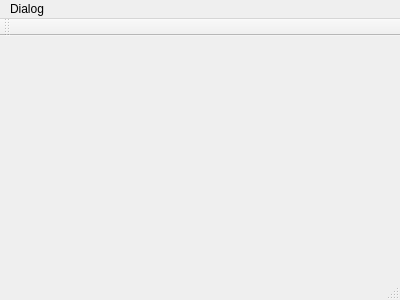
leejonggun/qt-work, file mainwindow.ui: the form before one commit.
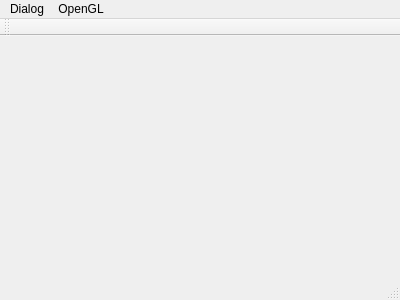
The form after the commit.

Commit message: add simple controller Window. TODO: impl Qt OpenGL window

Diff of the .ui file:
```diff
--- a/mainwindow.ui
+++ b/mainwindow.ui
@@ -30,7 +30,7 @@
      <x>0</x>
      <y>0</y>
      <width>400</width>
-     <height>25</height>
+     <height>22</height>
     </rect>
    </property>
    <widget class="QMenu" name="menuDialog">
@@ -40,7 +40,14 @@
     <addaction name="actionShow_sample_dialog"/>
     <addaction name="actionCreate_Custom_Dialog"/>
    </widget>
+   <widget class="QMenu" name="menuOpenGL">
+    <property name="title">
+     <string>OpenGL</string>
+    </property>
+    <addaction name="actionCreate_Controller"/>
+   </widget>
    <addaction name="menuDialog"/>
+   <addaction name="menuOpenGL"/>
   </widget>
   <widget class="QToolBar" name="mainToolBar">
    <attribute name="toolBarArea">
```
Left out of the diff: 11 changed lines with no effect on the pictures. The commit also changes 8 other files.
